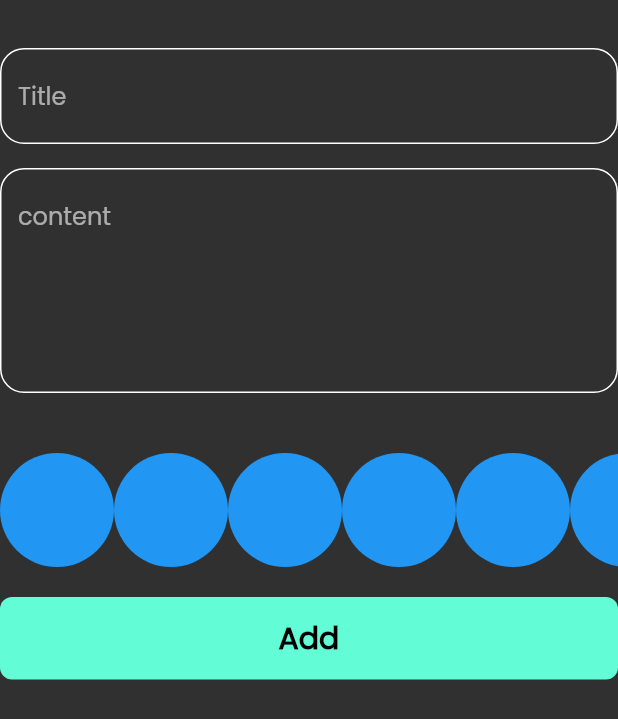
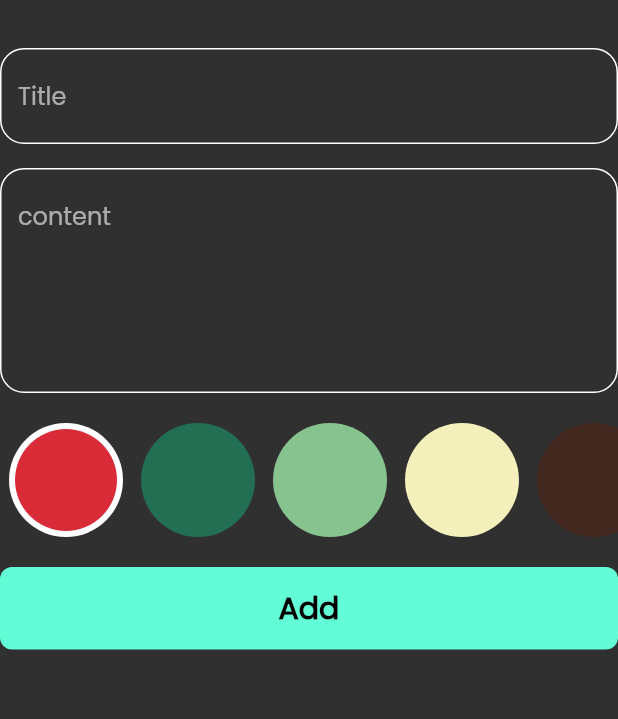
Before and after one commit to Alhassan-Ali7/note_app, a Flutter app: the AddNoteForm widget shown alone on an empty page, opened directly, on a phone screen of 412 x 824 dp. Shown: the top 719 px of the screen. Run offline on Flutter 3.47's test engine with Material 2 defaults, Android fonts, the phone set to English and light mode, and no system bars; our stand-ins replace bloc, flutter_bloc, font_awesome_flutter, hive, hive_flutter; accounts and stored records are empty.

Commit message:
create colors list view part two

```diff
--- a/lib/views/widgets/add_note_form.dart
+++ b/lib/views/widgets/add_note_form.dart
@@ -50,7 +50,7 @@ class _AddNoteFormState extends State<AddNoteForm> {
             maxLines: 5,
           ),
           const SizedBox(
-            height: 40,
+            height: 20,
           ),
           const ColorsListView(),
           const SizedBox(
--- a/lib/views/widgets/colors_list_view.dart
+++ b/lib/views/widgets/colors_list_view.dart
@@ -1,29 +1,68 @@
 import 'package:flutter/material.dart';
 
 class ColorItem extends StatelessWidget {
-  const ColorItem({super.key});
+  const ColorItem({super.key, required this.isActive, required this.color});
+
+  final bool isActive;
+  final Color color;
 
   @override
   Widget build(BuildContext context) {
-    return const CircleAvatar(
-      radius: 38,
-      backgroundColor: Colors.blue,
-    );
+    return isActive
+        ? CircleAvatar(
+            radius: 38,
+            backgroundColor: Colors.white,
+            child: CircleAvatar(
+              radius: 34,
+              backgroundColor: color,
+            ),
+          )
+        : CircleAvatar(
+            radius: 38,
+            backgroundColor: color,
+          );
   }
 }
 
-class ColorsListView extends StatelessWidget {
+class ColorsListView extends StatefulWidget {
   const ColorsListView({super.key});
+
+  @override
+  State<ColorsListView> createState() => _ColorsListViewState();
+}
+
+class _ColorsListViewState extends State<ColorsListView> {
+  List<Color> colors = const [
+    Color(0xffda2c38),
+    Color(0xff226f54),
+    Color(0xff87c38f),
+    Color(0xfff4f0bb),
+    Color(0xff43291f),
+  ];
+
+  int currentIndex = 0;
 
   @override
   Widget build(BuildContext context) {
     return SizedBox(
-      height: 38*2,
+      height: 38 * 2,
       child: ListView.builder(
         scrollDirection: Axis.horizontal,
-        itemCount: 10,
+        itemCount: colors.length,
         itemBuilder: (context, index) {
-          return const ColorItem();
+          return Padding(
+            padding: const EdgeInsets.symmetric(horizontal: 6.0),
+            child: GestureDetector(
+              onTap: () {
+                currentIndex = index;
+                setState(() {});
+              },
+              child: ColorItem(
+                color: colors[index],
+                isActive: currentIndex == index,
+              ),
+            ),
+          );
         },
       ),
     );
```
